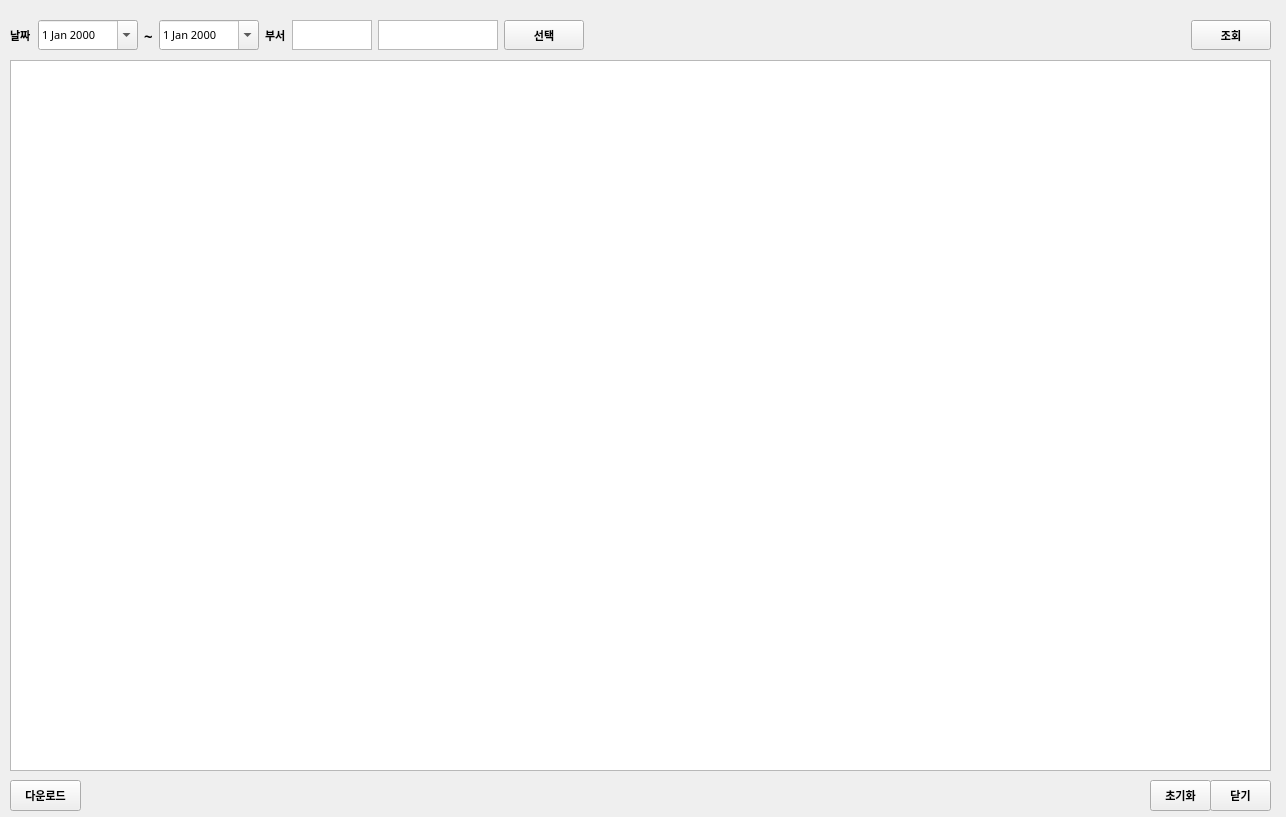
Qt form ui/total_overtime.ui (RaineyLee/dooch_mes_v1.2) before a commit.
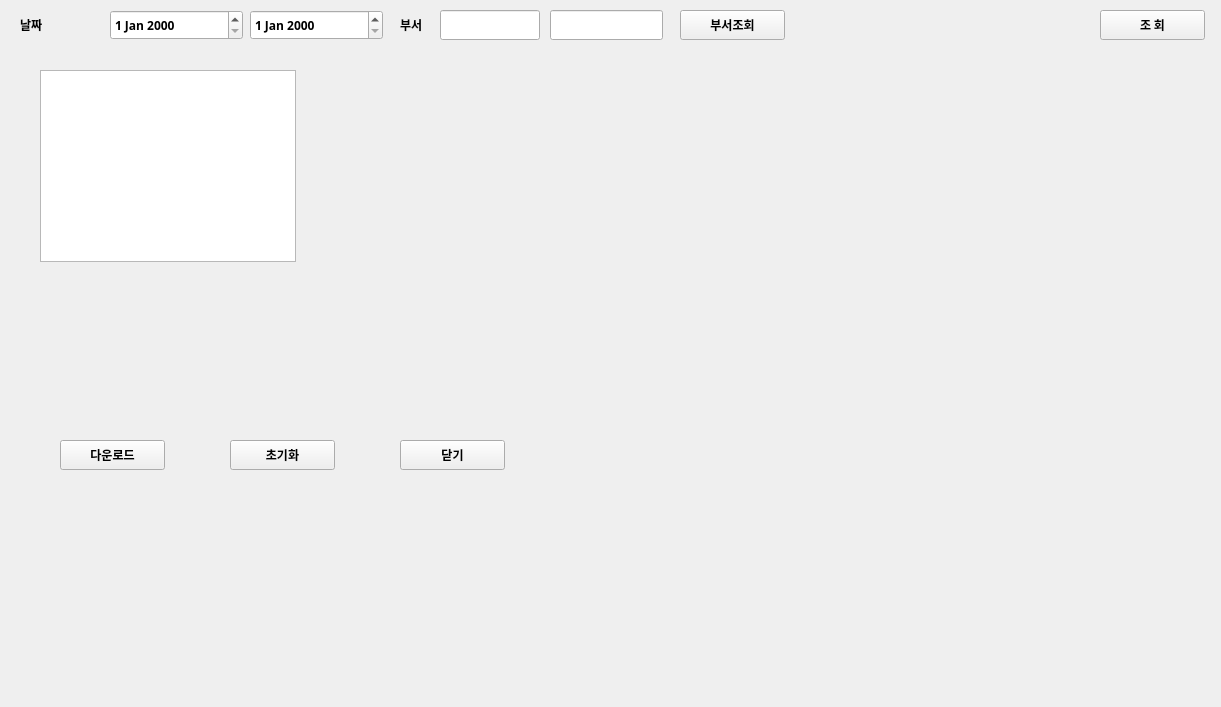
The same form after that commit.

Patch:
```diff
--- a/ui/total_overtime.ui
+++ b/ui/total_overtime.ui
@@ -6,102 +6,32 @@
    <rect>
     <x>0</x>
     <y>0</y>
-    <width>1286</width>
-    <height>817</height>
+    <width>1221</width>
+    <height>707</height>
    </rect>
   </property>
   <property name="windowTitle">
    <string>Form</string>
   </property>
-  <widget class="QTableWidget" name="tbl_info">
+  <widget class="QLabel" name="lbl_date">
    <property name="geometry">
     <rect>
-     <x>10</x>
-     <y>60</y>
-     <width>1261</width>
-     <height>711</height>
-    </rect>
-   </property>
-  </widget>
-  <widget class="QPushButton" name="btn_close">
-   <property name="geometry">
-    <rect>
-     <x>1210</x>
-     <y>780</y>
-     <width>61</width>
-     <height>31</height>
-    </rect>
-   </property>
-   <property name="font">
-    <font>
-     <family>Arial</family>
-     <pointsize>8</pointsize>
-     <weight>75</weight>
-     <bold>true</bold>
-    </font>
-   </property>
-   <property name="text">
-    <string>닫기</string>
-   </property>
-  </widget>
-  <widget class="QPushButton" name="btn_clear">
-   <property name="geometry">
-    <rect>
-     <x>1150</x>
-     <y>780</y>
-     <width>61</width>
-     <height>31</height>
-    </rect>
-   </property>
-   <property name="font">
-    <font>
-     <family>Arial</family>
-     <pointsize>8</pointsize>
-     <weight>75</weight>
-     <bold>true</bold>
-    </font>
-   </property>
-   <property name="text">
-    <string>초기화</string>
-   </property>
-  </widget>
-  <widget class="QPushButton" name="btn_download">
-   <property name="geometry">
-    <rect>
-     <x>10</x>
-     <y>780</y>
-     <width>71</width>
-     <height>31</height>
-    </rect>
-   </property>
-   <property name="font">
-    <font>
-     <family>Arial</family>
-     <pointsize>8</pointsize>
-     <weight>75</weight>
-     <bold>true</bold>
-    </font>
-   </property>
-   <property name="text">
-    <string>다운로드</string>
-   </property>
-  </widget>
-  <widget class="QWidget" name="horizontalLayoutWidget">
-   <property name="geometry">
-    <rect>
-     <x>10</x>
+     <x>20</x>
      <y>10</y>
-     <width>1261</width>
-     <height>51</height>
+     <width>81</width>
+     <height>30</height>
     </rect>
    </property>
-   <layout class="QHBoxLayout" name="horizontalLayout">
-    <item>
-     <widget class="QLabel" name="lbl_select_date">
+   <property name="minimumSize">
+    <size>
+     <width>0</width>
+     <height>30</height>
+    </size>
+   </property>
       <property name="font">
        <font>
-        <family>Arial</family>
-        <pointsize>8</pointsize>
+     <family>맑은 고딕</family>
+     <pointsize>9</pointsize>
         <weight>75</weight>
         <bold>true</bold>
        </font>
@@ -110,82 +40,73 @@
        <string>날짜</string>
       </property>
      </widget>
-    </item>
-    <item>
      <widget class="QDateEdit" name="date_select_1">
+   <property name="geometry">
+    <rect>
+     <x>110</x>
+     <y>10</y>
+     <width>133</width>
+     <height>30</height>
+    </rect>
+   </property>
       <property name="minimumSize">
        <size>
         <width>100</width>
-        <height>0</height>
-       </size>
-      </property>
-      <property name="maximumSize">
-       <size>
-        <width>16777215</width>
         <height>30</height>
        </size>
       </property>
       <property name="font">
        <font>
         <family>맑은 고딕</family>
-        <pointsize>8</pointsize>
-        <weight>50</weight>
-        <bold>false</bold>
-       </font>
-      </property>
-      <property name="calendarPopup">
-       <bool>true</bool>
-      </property>
-     </widget>
-    </item>
-    <item>
-     <widget class="QLabel" name="label">
-      <property name="font">
-       <font>
-        <family>맑은 고딕</family>
-        <pointsize>11</pointsize>
+     <pointsize>9</pointsize>
         <weight>75</weight>
         <bold>true</bold>
        </font>
       </property>
-      <property name="text">
-       <string>~</string>
-      </property>
-     </widget>
-    </item>
-    <item>
+  </widget>
      <widget class="QDateEdit" name="date_select_2">
+   <property name="geometry">
+    <rect>
+     <x>250</x>
+     <y>10</y>
+     <width>133</width>
+     <height>30</height>
+    </rect>
+   </property>
       <property name="minimumSize">
        <size>
         <width>100</width>
-        <height>0</height>
-       </size>
-      </property>
-      <property name="maximumSize">
-       <size>
-        <width>16777215</width>
         <height>30</height>
        </size>
       </property>
       <property name="font">
        <font>
         <family>맑은 고딕</family>
-        <pointsize>8</pointsize>
-        <weight>50</weight>
-        <bold>false</bold>
-       </font>
-      </property>
-      <property name="calendarPopup">
-       <bool>true</bool>
-      </property>
-     </widget>
-    </item>
-    <item>
-     <widget class="QLabel" name="lbl_select_file">
+     <pointsize>9</pointsize>
+     <weight>75</weight>
+     <bold>true</bold>
+    </font>
+   </property>
+  </widget>
+  <widget class="QLabel" name="lbl_dept">
+   <property name="geometry">
+    <rect>
+     <x>400</x>
+     <y>10</y>
+     <width>81</width>
+     <height>30</height>
+    </rect>
+   </property>
+   <property name="minimumSize">
+    <size>
+     <width>0</width>
+     <height>30</height>
+    </size>
+   </property>
       <property name="font">
        <font>
-        <family>Arial</family>
-        <pointsize>8</pointsize>
+     <family>맑은 고딕</family>
+     <pointsize>9</pointsize>
         <weight>75</weight>
         <bold>true</bold>
        </font>
@@ -194,106 +115,196 @@
        <string>부서</string>
       </property>
      </widget>
-    </item>
-    <item>
-     <widget class="QTextEdit" name="txt_dept_id">
-      <property name="maximumSize">
+  <widget class="QLineEdit" name="txt_dept_id">
+   <property name="geometry">
+    <rect>
+     <x>440</x>
+     <y>10</y>
+     <width>100</width>
+     <height>30</height>
+    </rect>
+   </property>
+   <property name="minimumSize">
        <size>
-        <width>80</width>
+     <width>0</width>
         <height>30</height>
        </size>
       </property>
-      <property name="font">
-       <font>
-        <family>맑은 고딕</family>
-        <pointsize>10</pointsize>
-        <weight>50</weight>
-        <bold>false</bold>
-       </font>
-      </property>
-      <property name="html">
-       <string>&lt;!DOCTYPE HTML PUBLIC &quot;-//W3C//DTD HTML 4.0//EN&quot; &quot;http://www.w3.org/TR/REC-html40/strict.dtd&quot;&gt;
-&lt;html&gt;&lt;head&gt;&lt;meta name=&quot;qrichtext&quot; content=&quot;1&quot; /&gt;&lt;style type=&quot;text/css&quot;&gt;
-p, li { white-space: pre-wrap; }
-&lt;/style&gt;&lt;/head&gt;&lt;body style=&quot; font-family:'맑은 고딕'; font-size:10pt; font-weight:400; font-style:normal;&quot;&gt;
-&lt;p align=&quot;center&quot; style=&quot;-qt-paragraph-type:empty; margin-top:0px; margin-bottom:0px; margin-left:0px; margin-right:0px; -qt-block-indent:0; text-indent:0px; font-size:8pt;&quot;&gt;&lt;br /&gt;&lt;/p&gt;&lt;/body&gt;&lt;/html&gt;</string>
-      </property>
-     </widget>
-    </item>
-    <item>
-     <widget class="QTextEdit" name="txt_dept_name">
       <property name="maximumSize">
        <size>
-        <width>120</width>
-        <height>30</height>
+     <width>100</width>
+     <height>16777215</height>
        </size>
       </property>
       <property name="font">
        <font>
         <family>맑은 고딕</family>
-        <pointsize>10</pointsize>
-        <weight>50</weight>
-        <bold>false</bold>
+     <pointsize>9</pointsize>
+     <weight>75</weight>
+     <bold>true</bold>
        </font>
       </property>
      </widget>
-    </item>
-    <item>
      <widget class="QPushButton" name="btn_search_dept">
-      <property name="maximumSize">
+   <property name="geometry">
+    <rect>
+     <x>680</x>
+     <y>10</y>
+     <width>105</width>
+     <height>30</height>
+    </rect>
+   </property>
+   <property name="minimumSize">
        <size>
-        <width>16777215</width>
+     <width>0</width>
         <height>30</height>
        </size>
       </property>
       <property name="font">
        <font>
-        <family>Arial</family>
-        <pointsize>8</pointsize>
+     <family>맑은 고딕</family>
+     <pointsize>9</pointsize>
         <weight>75</weight>
         <bold>true</bold>
        </font>
       </property>
       <property name="text">
-       <string>선택</string>
-      </property>
-     </widget>
-    </item>
-    <item>
-     <spacer name="horizontalSpacer">
-      <property name="orientation">
-       <enum>Qt::Horizontal</enum>
-      </property>
-      <property name="sizeHint" stdset="0">
-       <size>
-        <width>40</width>
-        <height>20</height>
-       </size>
-      </property>
-     </spacer>
-    </item>
-    <item>
+    <string>부서조회</string>
+   </property>
+  </widget>
      <widget class="QPushButton" name="btn_search">
-      <property name="maximumSize">
+   <property name="geometry">
+    <rect>
+     <x>1100</x>
+     <y>10</y>
+     <width>105</width>
+     <height>30</height>
+    </rect>
+   </property>
+   <property name="minimumSize">
        <size>
-        <width>16777215</width>
+     <width>0</width>
         <height>30</height>
        </size>
       </property>
       <property name="font">
        <font>
-        <family>Arial</family>
-        <pointsize>8</pointsize>
+     <family>맑은 고딕</family>
+     <pointsize>9</pointsize>
         <weight>75</weight>
         <bold>true</bold>
        </font>
       </property>
       <property name="text">
-       <string>조회</string>
-      </property>
-     </widget>
-    </item>
-   </layout>
+    <string>조 회</string>
+   </property>
+  </widget>
+  <widget class="QTableWidget" name="tbl_info">
+   <property name="geometry">
+    <rect>
+     <x>40</x>
+     <y>70</y>
+     <width>256</width>
+     <height>192</height>
+    </rect>
+   </property>
+  </widget>
+  <widget class="QPushButton" name="btn_download">
+   <property name="geometry">
+    <rect>
+     <x>60</x>
+     <y>440</y>
+     <width>105</width>
+     <height>30</height>
+    </rect>
+   </property>
+   <property name="minimumSize">
+    <size>
+     <width>0</width>
+     <height>30</height>
+    </size>
+   </property>
+   <property name="font">
+    <font>
+     <family>맑은 고딕</family>
+     <pointsize>9</pointsize>
+     <weight>75</weight>
+     <bold>true</bold>
+    </font>
+   </property>
+   <property name="text">
+    <string>다운로드</string>
+   </property>
+  </widget>
+  <widget class="QPushButton" name="btn_clear">
+   <property name="geometry">
+    <rect>
+     <x>230</x>
+     <y>440</y>
+     <width>105</width>
+     <height>30</height>
+    </rect>
+   </property>
+   <property name="minimumSize">
+    <size>
+     <width>0</width>
+     <height>30</height>
+    </size>
+   </property>
+   <property name="font">
+    <font>
+     <family>맑은 고딕</family>
+     <pointsize>9</pointsize>
+     <weight>75</weight>
+     <bold>true</bold>
+    </font>
+   </property>
+   <property name="text">
+    <string>초기화</string>
+   </property>
+  </widget>
+  <widget class="QPushButton" name="btn_close">
+   <property name="geometry">
+    <rect>
+     <x>400</x>
+     <y>440</y>
+     <width>105</width>
+     <height>30</height>
+    </rect>
+   </property>
+   <property name="minimumSize">
+    <size>
+     <width>0</width>
+     <height>30</height>
+    </size>
+   </property>
+   <property name="font">
+    <font>
+     <family>맑은 고딕</family>
+     <pointsize>9</pointsize>
+     <weight>75</weight>
+     <bold>true</bold>
+    </font>
+   </property>
+   <property name="text">
+    <string>닫기</string>
+   </property>
+  </widget>
+  <widget class="QLineEdit" name="txt_dept_name">
+   <property name="geometry">
+    <rect>
+     <x>550</x>
+     <y>10</y>
+     <width>113</width>
+     <height>30</height>
+    </rect>
+   </property>
+   <property name="minimumSize">
+    <size>
+     <width>100</width>
+     <height>30</height>
+    </size>
+   </property>
   </widget>
  </widget>
  <resources/>
```
Lines whose indentation alone changed are shown as unchanged.
